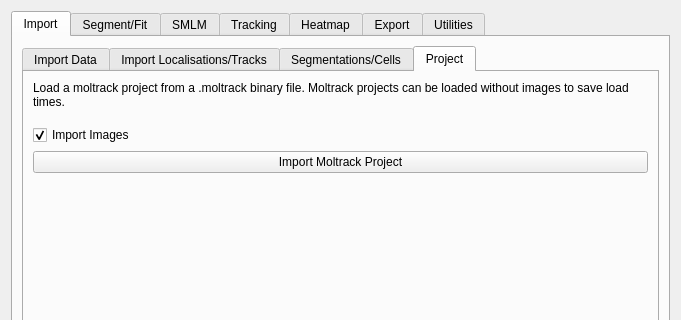
This is src/moltrack/GUI/widget_ui.ui in piedrro/napari-moltrack as Qt 5 draws it before an edit; both pictures show x 0 to 681 and y 0 to 320 of the 681 by 876 pixel window. The edited form follows.
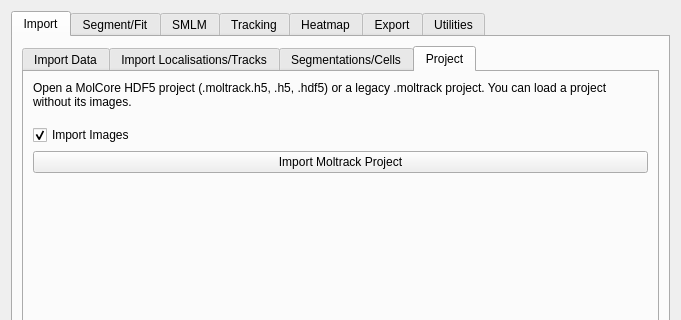
This is the edited form. The open tabs and pages were chosen to show the change.

Diff of the .ui file:
```diff
--- a/src/moltrack/GUI/widget_ui.ui
+++ b/src/moltrack/GUI/widget_ui.ui
@@ -504,7 +504,7 @@
            <item>
             <widget class="QLabel" name="label_141">
              <property name="text">
-              <string>Load a moltrack project from a .moltrack binary file. Moltrack projects can be loaded without images to save load times.</string>
+              <string>Open a MolCore HDF5 project (.moltrack.h5, .h5, .hdf5) or a legacy .moltrack project. You can load a project without its images.</string>
              </property>
              <property name="wordWrap">
               <bool>true</bool>
```
Left out of the diff: 2 changed lines with no effect on the pictures.
